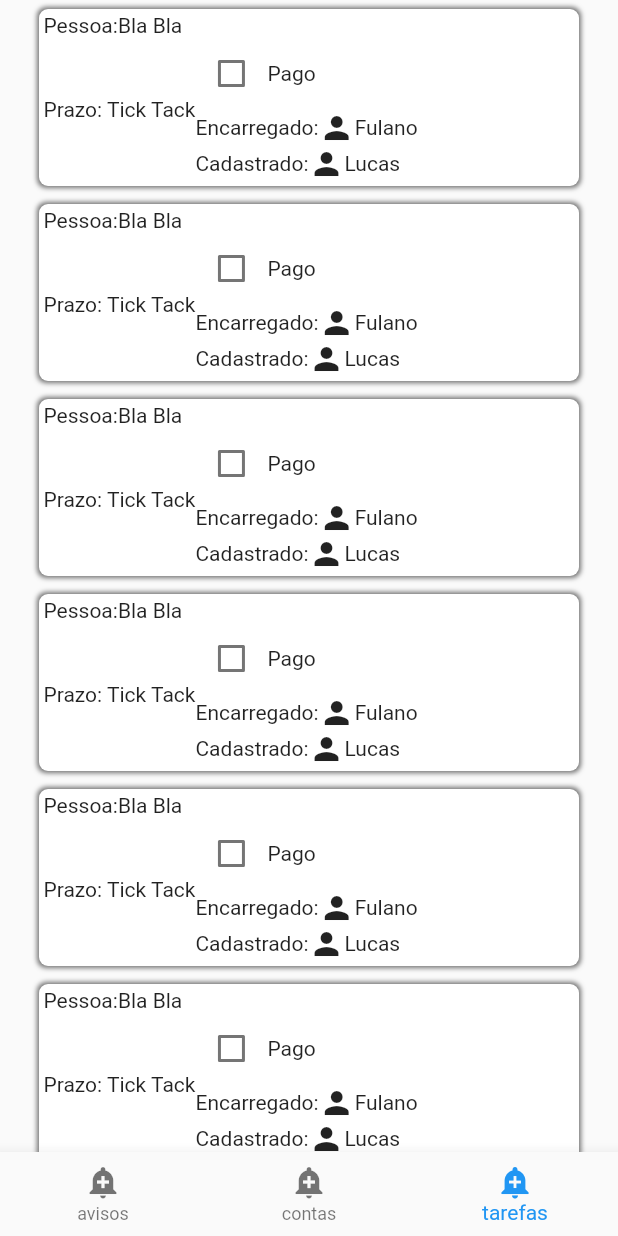
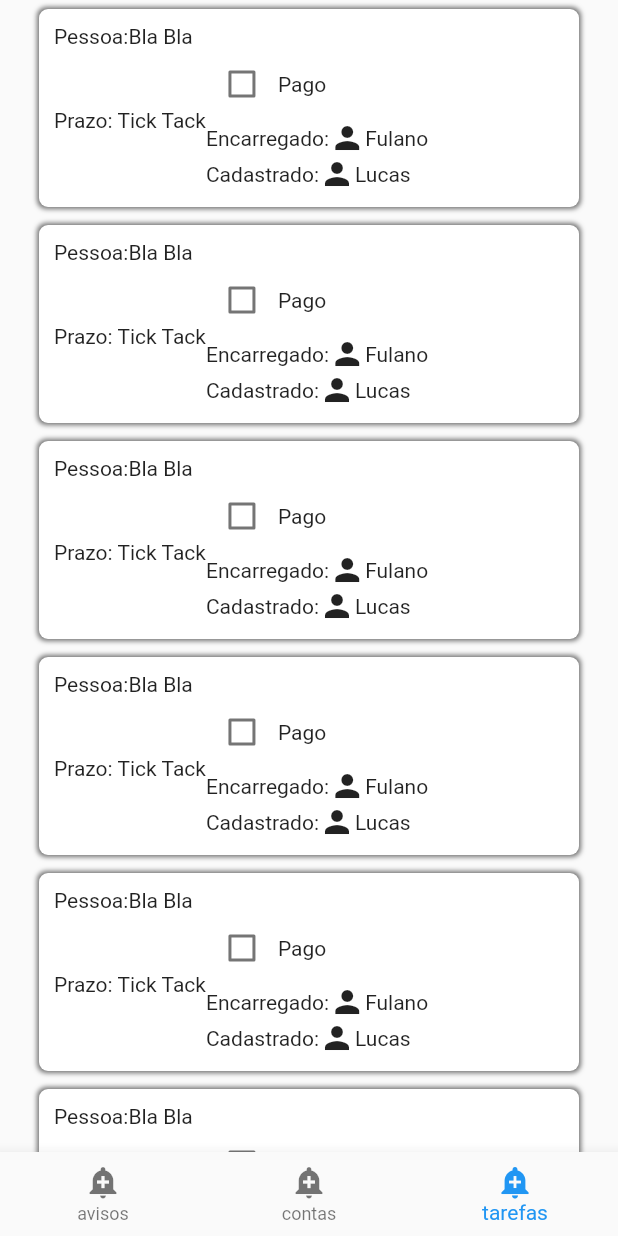
Before and after one commit to Calango-de-Asa/AligatorMobile, a Flutter app: the screen it shows after launch, on a phone screen of 412 x 824 dp. Run offline on Flutter 3.47's test engine with Material 2 defaults, Android fonts, the phone set to English and light mode, and no system bars; our stand-ins replace flutter_mobx, mobx; generated files the repository leaves out were written again.

Commit message:
adding a widget to hold all the box for the menu form

```diff
--- a/lib/view/dashboard_widgets/tasks/task_box.dart
+++ b/lib/view/dashboard_widgets/tasks/task_box.dart
@@ -1,25 +1,11 @@
+import 'package:AligatorMobile/view/dashboard_widgets/widgets/menu_item_box.dart';
 import 'package:flutter/material.dart';
 
 class TaskBox extends StatelessWidget {
   @override
   Widget build(BuildContext context) {
-    return Padding(
-      padding: const EdgeInsets.all(6.0),
-      child: Container(
-        decoration: BoxDecoration(
-          color: Colors.white,
-          boxShadow: [
-            BoxShadow(
-              color: Colors.black54,
-              spreadRadius: 1,
-              blurRadius: 2,
-            )
-          ],
-          borderRadius: BorderRadius.all(Radius.circular(6)),
-        ),
-        child: Padding(
-          padding: const EdgeInsets.all(3.0),
-          child: Column(
+    return MenuItemBox(
+      Column(
         children: [
           Row(
             children: [Text('Pessoa:'), Text('Bla Bla')],
@@ -46,8 +32,6 @@ class TaskBox extends StatelessWidget {
           ),
         ],
       ),
-        ),
-      ),
     );
   }
 
--- /dev/null
+++ b/lib/view/dashboard_widgets/widgets/menu_item_box.dart
@@ -0,0 +1,37 @@
+import 'package:flutter/material.dart';
+
+class MenuItemBox extends StatelessWidget {
+  final Widget _child;
+
+  MenuItemBox(this._child);
+
+  @override
+  Widget build(BuildContext context) => _extenalPadding();
+
+  Padding _extenalPadding() => Padding(
+        padding: const EdgeInsets.all(6.0),
+        child: _boxShadow(),
+      );
+
+  Container _boxShadow() {
+    return Container(
+      decoration: BoxDecoration(
+        color: Colors.white,
+        boxShadow: [
+          BoxShadow(
+            color: Colors.black54,
+            spreadRadius: 1,
+            blurRadius: 2,
+          )
+        ],
+        borderRadius: BorderRadius.all(Radius.circular(6)),
+      ),
+      child: _internalPadding(),
+    );
+  }
+
+  Padding _internalPadding() => Padding(
+        padding: EdgeInsets.all(10.0),
+        child: _child,
+      );
+}
```
Also changed, not shown: lib/view/dashboard_widgets/alerts/alert_box.dart (+3 -19 lines), lib/view/dashboard_widgets/bills/bill_box.dart (+3 -19 lines). Lines whose indentation alone changed are shown as unchanged.
